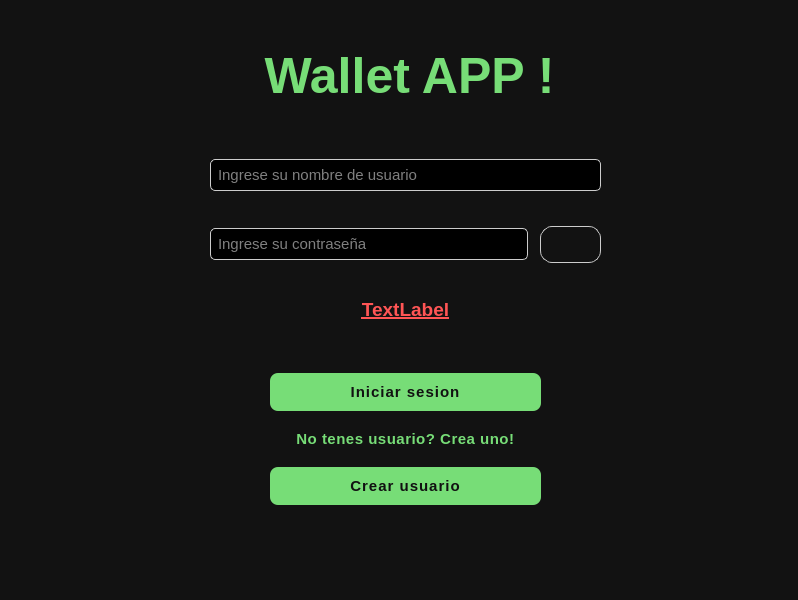
Above: presentation/screens/Login.ui from 444jime/wallet-app-project before the change. Below: the same form after it.
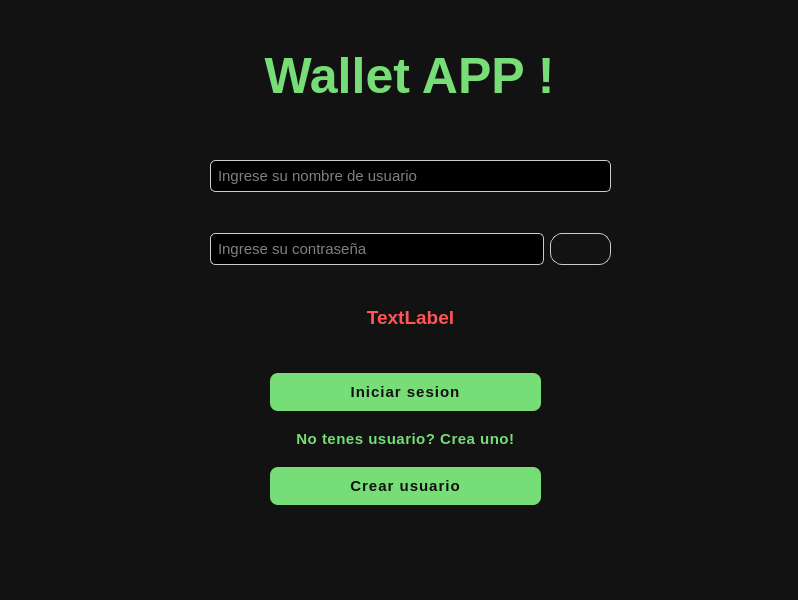
That is the form after the change. Icons and pictures are not drawn.

Commit message: Agrego pantalla UI y funcionalidades para crear usuario

What changed in the file:
```diff
--- a/presentation/screens/Login.ui
+++ b/presentation/screens/Login.ui
@@ -25,170 +25,6 @@
 				}</string>
   </property>
   <widget class="QWidget" name="centralwidget">
-   <widget class="QWidget" name="verticalLayoutWidget">
-    <property name="geometry">
-     <rect>
-      <x>210</x>
-      <y>130</y>
-      <width>391</width>
-      <height>221</height>
-     </rect>
-    </property>
-    <layout class="QVBoxLayout" name="verticalLayout">
-     <item>
-      <widget class="QLineEdit" name="txtUser">
-       <property name="enabled">
-        <bool>true</bool>
-       </property>
-       <property name="styleSheet">
-        <string notr="true">QLineEdit {
-				background-color: rgba(0,0,0,50) ;
-				color: white;
-				font-size: 15px;
-				background-color: transparente;
-				border: 1px solid #cccccc;
-				border-radius: 5px;
-				padding: 5px;
-				}</string>
-       </property>
-       <property name="inputMethodHints">
-        <set>Qt::ImhHiddenText|Qt::ImhSensitiveData</set>
-       </property>
-       <property name="placeholderText">
-        <string>Ingrese su nombre de usuario</string>
-       </property>
-      </widget>
-     </item>
-     <item>
-      <layout class="QHBoxLayout" name="horizontalLayout" stretch="0,0">
-       <property name="spacing">
-        <number>12</number>
-       </property>
-       <property name="sizeConstraint">
-        <enum>QLayout::SetDefaultConstraint</enum>
-       </property>
-       <property name="leftMargin">
-        <number>0</number>
-       </property>
-       <property name="topMargin">
-        <number>0</number>
-       </property>
-       <property name="rightMargin">
-        <number>0</number>
-       </property>
-       <item>
-        <widget class="QLineEdit" name="txtPassword">
-         <property name="styleSheet">
-          <string notr="true">QLineEdit {
-				background-color: rgba(0,0,0,50) ;
-				color: white;
-				font-size: 15px;
-				background-color: transparente;
-				border: 1px solid #cccccc;
-				border-radius: 5px;
-				padding: 5px;
-				}</string>
-         </property>
-         <property name="inputMethodHints">
-          <set>Qt::ImhHiddenText|Qt::ImhNoAutoUppercase|Qt::ImhNoPredictiveText|Qt::ImhSensitiveData</set>
-         </property>
-         <property name="echoMode">
-          <enum>QLineEdit::Password</enum>
-         </property>
-         <property name="placeholderText">
-          <string>Ingrese su contraseña</string>
-         </property>
-        </widget>
-       </item>
-       <item>
-        <widget class="QPushButton" name="btnShowPwd">
-         <property name="sizePolicy">
-          <sizepolicy hsizetype="Expanding" vsizetype="Fixed">
-           <horstretch>0</horstretch>
-           <verstretch>0</verstretch>
-          </sizepolicy>
-         </property>
-         <property name="minimumSize">
-          <size>
-           <width>32</width>
-           <height>32</height>
-          </size>
-         </property>
-         <property name="maximumSize">
-          <size>
-           <width>61</width>
-           <height>37</height>
-          </size>
-         </property>
-         <property name="cursor">
-          <cursorShape>PointingHandCursor</cursorShape>
-         </property>
-         <property name="styleSheet">
-          <string notr="true">QPushButton{
-	border: 1px solid #cccccc;	
-    border-radius: 12px;
-    background-color: transparent;
-    image: url(presentation/icons/closed.png);
-    width: 24px;
-    height: 24px;
-}
-
-QPushButton{
-    image: url(presentation/icons/open.png);
-}
-</string>
-         </property>
-         <property name="text">
-          <string/>
-         </property>
-         <property name="iconSize">
-          <size>
-           <width>30</width>
-           <height>30</height>
-          </size>
-         </property>
-        </widget>
-       </item>
-      </layout>
-     </item>
-     <item>
-      <widget class="QLabel" name="lblValidUser">
-       <property name="enabled">
-        <bool>false</bool>
-       </property>
-       <property name="sizePolicy">
-        <sizepolicy hsizetype="Expanding" vsizetype="Fixed">
-         <horstretch>0</horstretch>
-         <verstretch>0</verstretch>
-        </sizepolicy>
-       </property>
-       <property name="cursor">
-        <cursorShape>ForbiddenCursor</cursorShape>
-       </property>
-       <property name="styleSheet">
-        <string notr="true">QLabel {
-	color: #ff5555;
-	font-size: 15px;
-	font-weight: bold;
-	text-decoration: underline;
-}</string>
-       </property>
-       <property name="locale">
-        <locale language="Spanish" country="LatinAmerica"/>
-       </property>
-       <property name="text">
-        <string>&lt;html&gt;&lt;head/&gt;&lt;body&gt;&lt;p align=&quot;center&quot;&gt;&lt;span style=&quot; font-size:14pt;&quot;&gt;TextLabel&lt;/span&gt;&lt;/p&gt;&lt;/body&gt;&lt;/html&gt;</string>
-       </property>
-       <property name="alignment">
-        <set>Qt::AlignCenter</set>
-       </property>
-       <property name="wordWrap">
-        <bool>true</bool>
-       </property>
-      </widget>
-     </item>
-    </layout>
-   </widget>
    <widget class="QWidget" name="verticalLayoutWidget_2">
     <property name="geometry">
      <rect>
@@ -320,6 +156,156 @@
      <set>Qt::AlignCenter</set>
     </property>
    </widget>
+   <widget class="QWidget" name="gridLayoutWidget">
+    <property name="geometry">
+     <rect>
+      <x>210</x>
+      <y>120</y>
+      <width>401</width>
+      <height>251</height>
+     </rect>
+    </property>
+    <layout class="QGridLayout" name="gridLayout">
+     <property name="verticalSpacing">
+      <number>1</number>
+     </property>
+     <item row="0" column="0" colspan="2">
+      <widget class="QLineEdit" name="txtUser">
+       <property name="enabled">
+        <bool>true</bool>
+       </property>
+       <property name="styleSheet">
+        <string notr="true">QLineEdit {
+				background-color: rgba(0,0,0,50) ;
+				color: white;
+				font-size: 15px;
+				background-color: transparente;
+				border: 1px solid #cccccc;
+				border-radius: 5px;
+				padding: 5px;
+				}</string>
+       </property>
+       <property name="inputMethodHints">
+        <set>Qt::ImhHiddenText|Qt::ImhSensitiveData</set>
+       </property>
+       <property name="placeholderText">
+        <string>Ingrese su nombre de usuario</string>
+       </property>
+      </widget>
+     </item>
+     <item row="2" column="0" colspan="2">
+      <widget class="QLabel" name="lblValidUser">
+       <property name="enabled">
+        <bool>false</bool>
+       </property>
+       <property name="sizePolicy">
+        <sizepolicy hsizetype="Expanding" vsizetype="Fixed">
+         <horstretch>0</horstretch>
+         <verstretch>0</verstretch>
+        </sizepolicy>
+       </property>
+       <property name="cursor">
+        <cursorShape>ForbiddenCursor</cursorShape>
+       </property>
+       <property name="styleSheet">
+        <string notr="true">QLabel {
+	color: #ff5555;
+	font-size: 15px;
+	font-weight: bold;
+}</string>
+       </property>
+       <property name="locale">
+        <locale language="Spanish" country="LatinAmerica"/>
+       </property>
+       <property name="text">
+        <string>&lt;html&gt;&lt;head/&gt;&lt;body&gt;&lt;p align=&quot;center&quot;&gt;&lt;span style=&quot; font-size:14pt;&quot;&gt;TextLabel&lt;/span&gt;&lt;/p&gt;&lt;/body&gt;&lt;/html&gt;</string>
+       </property>
+       <property name="alignment">
+        <set>Qt::AlignCenter</set>
+       </property>
+       <property name="wordWrap">
+        <bool>true</bool>
+       </property>
+       <property name="margin">
+        <number>0</number>
+       </property>
+      </widget>
+     </item>
+     <item row="1" column="0">
+      <widget class="QLineEdit" name="txtPassword">
+       <property name="styleSheet">
+        <string notr="true">QLineEdit {
+				background-color: rgba(0,0,0,50) ;
+				color: white;
+				font-size: 15px;
+				background-color: transparente;
+				border: 1px solid #cccccc;
+				border-radius: 5px;
+				padding: 5px;
+				}</string>
+       </property>
+       <property name="inputMethodHints">
+        <set>Qt::ImhHiddenText|Qt::ImhNoAutoUppercase|Qt::ImhNoPredictiveText|Qt::ImhSensitiveData</set>
+       </property>
+       <property name="echoMode">
+        <enum>QLineEdit::Password</enum>
+       </property>
+       <property name="placeholderText">
+        <string>Ingrese su contraseña</string>
+       </property>
+      </widget>
+     </item>
+     <item row="1" column="1">
+      <widget class="QPushButton" name="btnShowPwd">
+       <property name="sizePolicy">
+        <sizepolicy hsizetype="Expanding" vsizetype="Fixed">
+         <horstretch>0</horstretch>
+         <verstretch>0</verstretch>
+        </sizepolicy>
+       </property>
+       <property name="minimumSize">
+        <size>
+         <width>32</width>
+         <height>32</height>
+        </size>
+       </property>
+       <property name="maximumSize">
+        <size>
+         <width>61</width>
+         <height>37</height>
+        </size>
+       </property>
+       <property name="cursor">
+        <cursorShape>PointingHandCursor</cursorShape>
+       </property>
+       <property name="styleSheet">
+        <string notr="true">QPushButton{
+	border: 1px solid #cccccc;	
+    border-radius: 12px;
+    background-color: transparent;
+    image: url(presentation/icons/closed.png);
+    width: 24px;
+    height: 24px;
+}
+
+QPushButton{
+    image: url(presentation/icons/open.png);
+}
+</string>
+       </property>
+       <property name="text">
+        <string/>
+       </property>
+       <property name="iconSize">
+        <size>
+         <width>30</width>
+         <height>30</height>
+        </size>
+       </property>
+      </widget>
+     </item>
+    </layout>
+   </widget>
   </widget>
   <widget class="QMenuBar" name="menubar">
    <property name="geometry">
```
Left out of the diff: 3 changed lines with no effect on the pictures. The commit also changes 5 other files.
